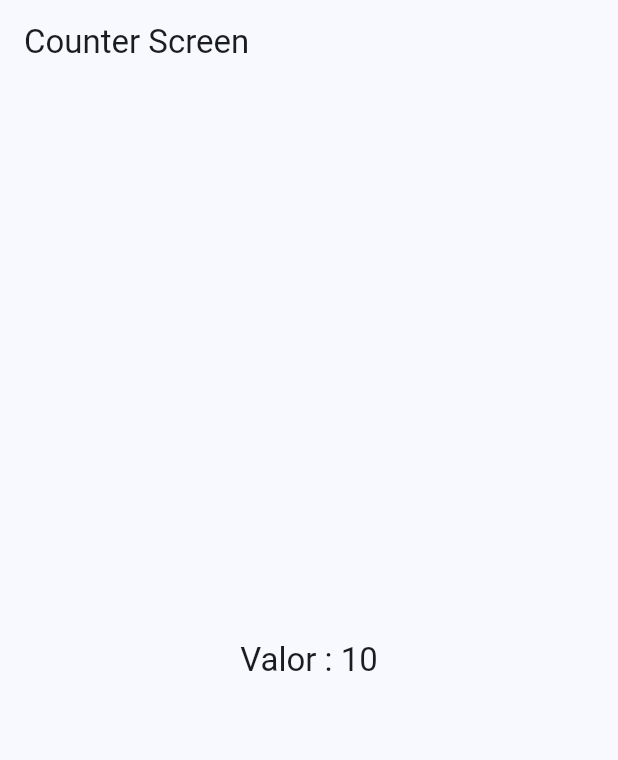
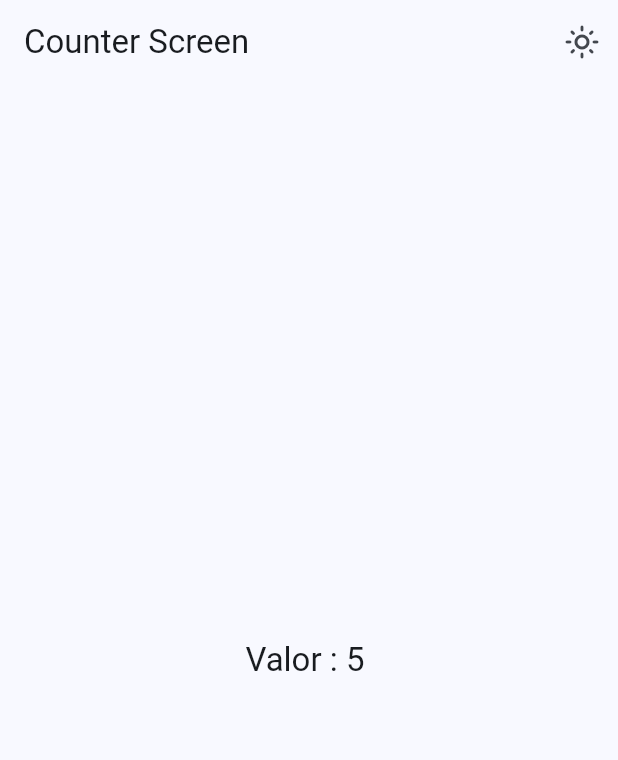
Before and after one commit to edisondavidcode/widgets_app_flutter, a Flutter app: the CounterScreen screen opened by its route, on a phone screen of 412 x 824 dp. Shown: the top 760 px of the screen. Run offline on Flutter 3.47's test engine with Material 3 defaults, Android fonts, the phone set to English and light mode, and no system bars; our stand-ins replace animate_do, flutter_riverpod, go_router.

Commit message:
Cambiar valores y modificadores

```diff
--- a/lib/main.dart
+++ b/lib/main.dart
@@ -1,9 +1,10 @@
 import 'package:flutter/material.dart';
+import 'package:flutter_riverpod/flutter_riverpod.dart';
 import 'package:widgets_app_flutter/config/router/app_router.dart';
 import 'package:widgets_app_flutter/config/theme/app_theme.dart';
 
 void main() {
-  runApp(const MainApp());
+  runApp(const ProviderScope(child: MainApp()));
 }
 
 class MainApp extends StatelessWidget {
--- /dev/null
+++ b/lib/presentation/providers/counter_provider.dart
@@ -0,0 +1,3 @@
+import 'package:flutter_riverpod/flutter_riverpod.dart';
+
+final counterProvider = StateProvider((ref) => 5);
--- /dev/null
+++ b/lib/presentation/providers/theme_provider.dart
@@ -0,0 +1,3 @@
+import 'package:flutter_riverpod/flutter_riverpod.dart';
+
+final isDarkmodeProvider = StateProvider((ref) => false);
--- a/lib/presentation/screens/counter/counter_screen.dart
+++ b/lib/presentation/screens/counter/counter_screen.dart
@@ -1,21 +1,41 @@
 import 'package:flutter/material.dart';
+import 'package:flutter_riverpod/flutter_riverpod.dart';
+import 'package:widgets_app_flutter/presentation/providers/counter_provider.dart';
+import 'package:widgets_app_flutter/presentation/providers/theme_provider.dart';
 
-class CounterScreen extends StatelessWidget {
+class CounterScreen extends ConsumerWidget {
   const CounterScreen({super.key});
   static const name = 'counter_screen';
 
   @override
-  Widget build(BuildContext context) {
+  Widget build(BuildContext context, WidgetRef ref) {
+    final int clickCounter = ref.watch(counterProvider);
+    final bool isDarkMode = ref.watch(isDarkmodeProvider);
+
     return Scaffold(
-      appBar: AppBar(title: const Text('Counter Screen')),
+      appBar: AppBar(
+        title: const Text('Counter Screen'),
+        actions: [
+          IconButton(
+            icon: isDarkMode
+                ? const Icon(Icons.dark_mode_outlined)
+                : const Icon(Icons.light_mode_outlined),
+            onPressed: () {
+              ref.read(isDarkmodeProvider.notifier).state = !isDarkMode;
+            },
+          )
+        ],
+      ),
       body: Center(
-        child:
-            Text('Valor : 10', style: Theme.of(context).textTheme.titleLarge),
+        child: Text('Valor : $clickCounter ',
+            style: Theme.of(context).textTheme.titleLarge),
       ),
       floatingActionButton: Padding(
         padding: const EdgeInsets.only(bottom: 10),
         child: FloatingActionButton(
-          onPressed: () {},
+          onPressed: () {
+            ref.read(counterProvider.notifier).state++;
+          },
           child: const Icon(Icons.add),
         ),
       ),
--- a/pubspec.yaml
+++ b/pubspec.yaml
@@ -10,6 +10,7 @@ dependencies:
   animate_do: ^3.1.2
   flutter:
     sdk: flutter
+  flutter_riverpod: ^2.4.9
   go_router: ^12.1.3
 
 dev_dependencies:
```
Also changed, not shown: pubspec.lock.
